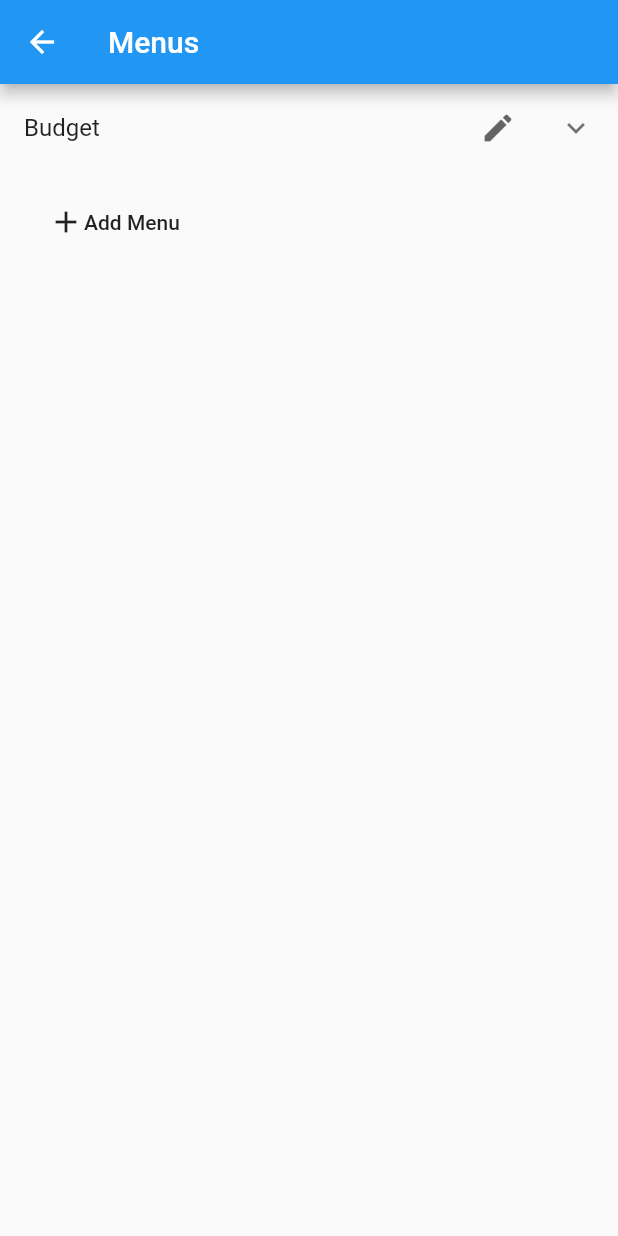
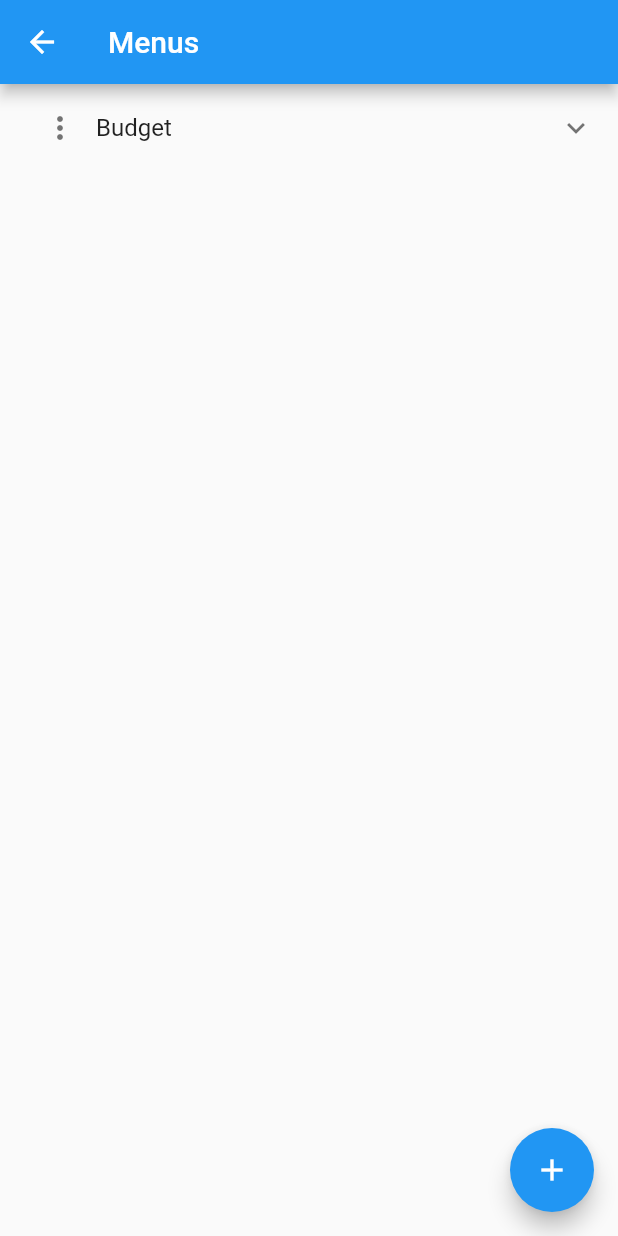
Before and after one commit to big-wisdom/get_that_bread, a Flutter app: the MenusScreen screen opened directly, on a phone screen of 412 x 824 dp. Run offline on Flutter 3.47's test engine with Material 2 defaults, Android fonts, the phone set to English and light mode, and no system bars; missing offline and left inert: fuzzy; generated files the repository leaves out were written again.

Commit message:
Changed 'Add Menu' button to Floating Action button

```diff
--- a/lib/routes/dish/edit_dish_screen.dart
+++ b/lib/routes/dish/edit_dish_screen.dart
@@ -104,7 +104,7 @@ class _EditDishScreenState extends State<EditDishScreen> {
                 padding: EdgeInsets.only(top: 32.0, bottom: 16.0),
                 child: Text("Ingredients", style: TextStyle(fontSize: 24.0)),
               ),
-              if (status == Status.creating)
+              if(status == Status.editing)
                 ...widget._dish.ingredients
                     .map(
                       (ingredient) => Card(
--- a/lib/routes/menus/menus_screen.dart
+++ b/lib/routes/menus/menus_screen.dart
@@ -41,20 +41,36 @@ class _MenuState extends State<MenusScreen> {
             .map(
               (menu) => ExpansionTile(
                 title: Row(children: [
+                  PopupMenuButton(
+                      itemBuilder: (BuildContext context) => <PopupMenuEntry>[
+                            PopupMenuItem(
+                              child: ListTile(
+                                leading: Icon(Icons.edit),
+                                title: Text("Edit"),
+                                onTap: () {
+                                  Navigator.of(context).push(
+                                    MaterialPageRoute(
+                                      builder: (context) =>
+                                          new EditMenuScreen(menu),
+                                    ),
+                                  );
+                                },
+                              ),
+                            ),
+                            PopupMenuDivider(),
+                            PopupMenuItem(
+                              child: ListTile(
+                                leading: Icon(Icons.delete),
+                                title: Text("Delete"),
+                                onTap: () {
+                                  dataService.removeMenu(menu);
+                                },
+                              ),
+                            ),
+                          ]),
                   Expanded(
                     child: Text(menu.name),
                   ),
-                  IconButton(
-                    color: Colors.black.withOpacity(0.6),
-                    icon: Icon(Icons.edit),
-                    onPressed: () {
-                      Navigator.of(context).push(
-                        MaterialPageRoute(
-                          builder: (context) => new EditMenuScreen(menu),
-                        ),
-                      );
-                    },
-                  )
                 ]),
                 children: [
                   ...menu.dishes
@@ -71,11 +87,10 @@ class _MenuState extends State<MenusScreen> {
               ),
             )
             .toList(),
-        Container(
-          alignment: Alignment.centerLeft,
-          margin: EdgeInsets.all(16.0),
-          child: FlatButton(
-            materialTapTargetSize: MaterialTapTargetSize.shrinkWrap,
+      ]),
+      floatingActionButton: FloatingActionButton(
+        child: Icon(Icons.add),
+        tooltip: "Add Menu",
         onPressed: () {
           Navigator.of(context).push(
             MaterialPageRoute(
@@ -83,16 +98,7 @@ class _MenuState extends State<MenusScreen> {
             ),
           );
         },
-            child: Row(
-              mainAxisSize: MainAxisSize.min,
-              children: [
-                Icon(Icons.add),
-                Text("Add Menu"),
-              ],
       ),
-          ),
-        ),
-      ]),
     );
   }
 }
--- a/lib/services/data_service/data_service.dart
+++ b/lib/services/data_service/data_service.dart
@@ -180,17 +180,20 @@ class DataService extends ChangeNotifier {
     print("Removing Menu");
     menus.remove(menu);
     _persistenceService.encodeMenus(menus);
+    notifyListeners();
   }
 
   void removeDish(Dish dish) {
     print("Removing Dish");
     dishes.remove(dish);
     _persistenceService.encodeDishes(dishes);
+    notifyListeners();
   }
 
   void removeIngredient(Ingredient ingredient) {
     print("Removing Ingredient");
     ingredients.remove(ingredient);
     _persistenceService.encodeIngredients(ingredients);
+    notifyListeners();
   }
 }
```
Lines whose indentation alone changed are shown as unchanged.
